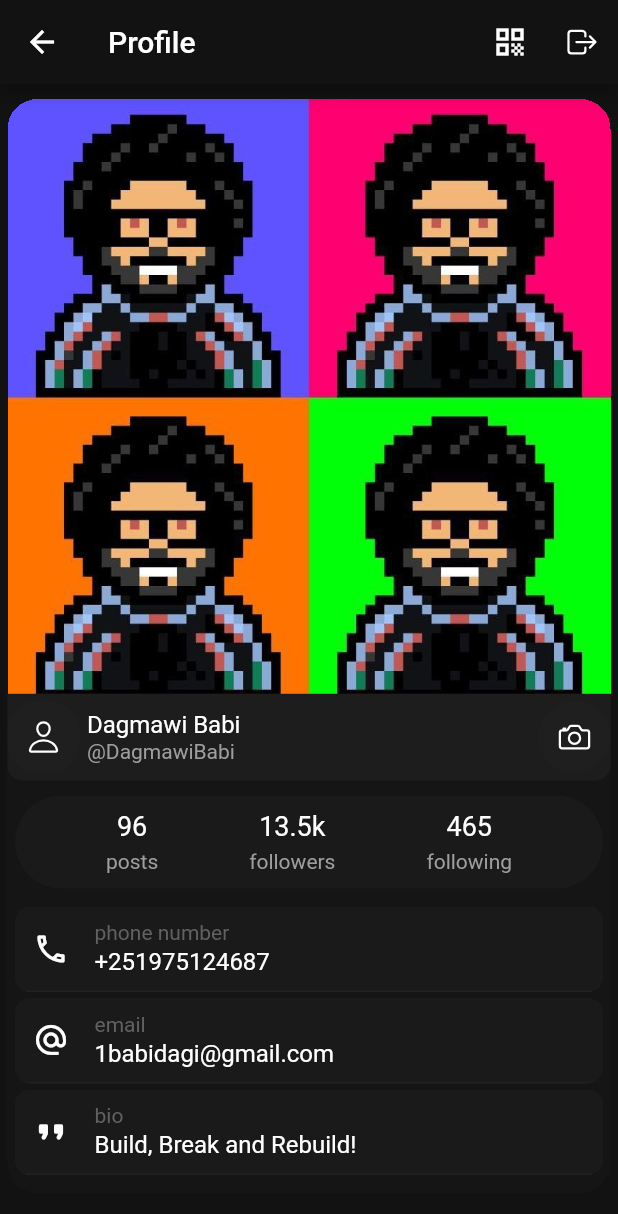
After one commit to dagmawibabi/MyAllIn1, a Flutter app: the ProfilePage screen opened by its route, on a phone screen of 412 x 824 dp. The commit adds this screen. Shown: the top 1214 px of the screen. Run offline on Flutter 3.47's test engine with Material 2 defaults, Android fonts, the light colour scheme and no system bars; our stand-ins replace ionicons.

Commit message:
profile page

```diff
--- a/lib/main.dart
+++ b/lib/main.dart
@@ -4,6 +4,7 @@ import 'package:flutter/material.dart';
 import 'package:flutter/services.dart';
 import 'package:myallin1/pages/homepage/homepage.dart';
 import 'package:myallin1/pages/notificationpage/notificationpage.dart';
+import 'package:myallin1/pages/profilepage/profilepage.dart';
 import 'package:myallin1/pages/signuppage/loginpage.dart';
 import 'package:myallin1/pages/signuppage/loginsignup.dart';
 import 'package:myallin1/pages/signuppage/signuppage.dart';
@@ -38,6 +39,7 @@ class _MyAppState extends State<MyApp> {
         "home": (context) => HomePage(),
         "loginSignup": (context) => LoginSignup(),
         "notification": (context) => NotificationPage(),
+        "profile": (context) => ProfilePage(),
       },
       themeMode: ThemeMode.dark,
       darkTheme: ThemeData(
--- a/lib/pages/homepage/homepage.dart
+++ b/lib/pages/homepage/homepage.dart
@@ -39,7 +39,21 @@ class _HomePageState extends State<HomePage>
         automaticallyImplyLeading: false,
         title: Row(
           children: [
-            SmallPFP(size: 35.0),
+            GestureDetector(
+              onTap: () {
+                Navigator.pushNamed(context, "profile");
+              },
+              child: Container(
+                padding: EdgeInsets.all(1.0),
+                decoration: BoxDecoration(
+                  color: Colors.red,
+                  borderRadius: BorderRadius.all(
+                    Radius.circular(100.0),
+                  ),
+                ),
+                child: SmallPFP(size: 35.0),
+              ),
+            ),
             SizedBox(width: 10.0),
             Text("Philomena"),
           ],
--- /dev/null
+++ b/lib/pages/profilepage/profiledetails.dart
@@ -0,0 +1,83 @@
+// ignore_for_file: prefer_const_constructors
+
+import 'package:flutter/material.dart';
+
+class ProfileDetails extends StatefulWidget {
+  const ProfileDetails({
+    super.key,
+    this.icon,
+    this.label,
+    this.content,
+  });
+
+  final dynamic icon;
+  final dynamic label;
+  final dynamic content;
+
+  @override
+  State<ProfileDetails> createState() => _ProfileDetailsState();
+}
+
+class _ProfileDetailsState extends State<ProfileDetails> {
+  @override
+  Widget build(BuildContext context) {
+    return Container(
+      margin: EdgeInsets.symmetric(vertical: 2.0, horizontal: 5.0),
+      clipBehavior: Clip.hardEdge,
+      decoration: BoxDecoration(
+        borderRadius: BorderRadius.all(
+          Radius.circular(10.0),
+        ),
+      ),
+      child: Container(
+        decoration: BoxDecoration(
+          color: Colors.grey[900]!.withOpacity(0.4),
+          border: Border(
+            bottom: BorderSide(
+              color: Colors.grey[900]!,
+            ),
+          ),
+        ),
+        child: Row(
+          children: [
+            Container(
+              margin: EdgeInsets.symmetric(vertical: 4.0),
+              decoration: BoxDecoration(
+                borderRadius: BorderRadius.all(
+                  Radius.circular(100.0),
+                ),
+              ),
+              child: IconButton(
+                onPressed: () {},
+                icon: Icon(
+                  widget.icon,
+                ),
+              ),
+            ),
+            SizedBox(width: 5.0),
+            Column(
+              crossAxisAlignment: CrossAxisAlignment.start,
+              children: [
+                Text(
+                  widget.label,
+                  style: TextStyle(
+                    color: Colors.grey[700],
+                    fontSize: 14.0,
+                  ),
+                ),
+                SizedBox(height: 2.0),
+                Text(
+                  widget.content,
+                  style: TextStyle(
+                    color: Colors.white,
+                    fontSize: 16.0,
+                  ),
+                ),
+              ],
+            ),
+          ],
+        ),
+      ),
+    );
+  }
+}
--- /dev/null
+++ b/lib/pages/profilepage/profilepage.dart
@@ -0,0 +1,235 @@
+// ignore_for_file: prefer_const_constructors, prefer_const_literals_to_create_immutables
+
+import 'package:flutter/material.dart';
+import 'package:ionicons/ionicons.dart';
+import 'package:myallin1/pages/profilepage/profiledetails.dart';
+
+class ProfilePage extends StatefulWidget {
+  const ProfilePage({super.key});
+
+  @override
+  State<ProfilePage> createState() => _ProfilePageState();
+}
+
+class _ProfilePageState extends State<ProfilePage> {
+  @override
+  Widget build(BuildContext context) {
+    return Scaffold(
+      appBar: AppBar(
+        title: Text(
+          "Profile",
+        ),
+        actions: [
+          IconButton(
+            onPressed: () {},
+            icon: Icon(
+              Icons.qr_code,
+            ),
+          ),
+          IconButton(
+            onPressed: () {
+              Navigator.popAndPushNamed(context, "loginSignup");
+            },
+            icon: Icon(
+              Ionicons.log_out_outline,
+            ),
+          ),
+        ],
+      ),
+      body: Container(
+        // height: 300.0,
+        // width: 300.0,
+        // alignment: Alignment.center,
+        // width: MediaQuery.of(context).size.width * 0.8,
+        margin: EdgeInsets.symmetric(horizontal: 5.0, vertical: 10.0),
+        child: Column(
+          children: [
+            Container(
+              clipBehavior: Clip.hardEdge,
+              decoration: BoxDecoration(
+                borderRadius: BorderRadius.only(
+                  topLeft: Radius.circular(20.0),
+                  topRight: Radius.circular(20.0),
+                ),
+              ),
+              child: Image.asset(
+                "assets/images/me.jpg",
+              ),
+            ),
+            Container(
+              padding: EdgeInsets.only(bottom: 10.0),
+              decoration: BoxDecoration(
+                color: Colors.grey[900]!.withOpacity(0.2),
+                borderRadius: BorderRadius.only(
+                  bottomLeft: Radius.circular(20.0),
+                  bottomRight: Radius.circular(20.0),
+                ),
+              ),
+              child: Column(
+                crossAxisAlignment: CrossAxisAlignment.start,
+                children: [
+                  Container(
+                    padding: EdgeInsets.symmetric(vertical: 5.0),
+                    decoration: BoxDecoration(
+                      color: Colors.grey[850]!.withOpacity(0.3),
+                      borderRadius: BorderRadius.only(
+                        bottomLeft: Radius.circular(10.0),
+                        bottomRight: Radius.circular(10.0),
+                      ),
+                    ),
+                    child: Row(
+                      mainAxisAlignment: MainAxisAlignment.spaceBetween,
+                      children: [
+                        Row(
+                          children: [
+                            Container(
+                              decoration: BoxDecoration(
+                                color: Colors.grey[900]!.withOpacity(0.4),
+                                borderRadius: BorderRadius.all(
+                                  Radius.circular(20.0),
+                                ),
+                              ),
+                              child: IconButton(
+                                onPressed: () {},
+                                icon: Icon(
+                                  Ionicons.person_outline,
+                                ),
+                              ),
+                            ),
+                            SizedBox(width: 5.0),
+                            Column(
+                              crossAxisAlignment: CrossAxisAlignment.start,
+                              children: [
+                                Text(
+                                  "Dagmawi Babi",
+                                  style: TextStyle(
+                                    color: Colors.white,
+                                    fontSize: 16.0,
+                                  ),
+                                ),
+                                Text(
+                                  "@DagmawiBabi",
+                                  style: TextStyle(
+                                    color: Colors.grey,
+                                    fontSize: 14.0,
+                                  ),
+                                ),
+                              ],
+                            ),
+                          ],
+                        ),
+                        Container(
+                          decoration: BoxDecoration(
+                            color: Colors.grey[900]!.withOpacity(0.4),
+                            borderRadius: BorderRadius.all(
+                              Radius.circular(100.0),
+                            ),
+                          ),
+                          child: IconButton(
+                            onPressed: () {},
+                            icon: Icon(
+                              Ionicons.camera_outline,
+                            ),
+                          ),
+                        ),
+                      ],
+                    ),
+                  ),
+                  SizedBox(height: 10.0),
+                  Container(
+                    margin: EdgeInsets.symmetric(horizontal: 5.0),
+                    padding: EdgeInsets.symmetric(vertical: 10.0),
+                    decoration: BoxDecoration(
+                      color: Colors.grey[900]!.withOpacity(0.4),
+                      borderRadius: BorderRadius.all(
+                        Radius.circular(100.0),
+                      ),
+                    ),
+                    child: Row(
+                      mainAxisAlignment: MainAxisAlignment.spaceEvenly,
+                      children: [
+                        Column(
+                          children: [
+                            Text(
+                              "96",
+                              style: TextStyle(
+                                fontSize: 18.0,
+                                color: Colors.white,
+                              ),
+                            ),
+                            SizedBox(height: 5.0),
+                            Text(
+                              "posts",
+                              style: TextStyle(
+                                fontSize: 14.0,
+                                color: Colors.grey,
+                              ),
+                            ),
+                          ],
+                        ),
+                        Column(
+                          children: [
+                            Text(
+                              "13.5k",
+                              style: TextStyle(
+                                fontSize: 18.0,
+                                color: Colors.white,
+                              ),
+                            ),
+                            SizedBox(height: 5.0),
+                            Text(
+                              "followers",
+                              style: TextStyle(
+                                fontSize: 14.0,
+                                color: Colors.grey,
+                              ),
+                            ),
+                          ],
+                        ),
+                        Column(
+                          children: [
+                            Text(
+                              "465",
+                              style: TextStyle(
+                                fontSize: 18.0,
+                                color: Colors.white,
+                              ),
+                            ),
+                            SizedBox(height: 5.0),
+                            Text(
+                              "following",
+                              style: TextStyle(
+                                fontSize: 14.0,
+                                color: Colors.grey,
+                              ),
+                            ),
+                          ],
+                        ),
+                      ],
+                    ),
+                  ),
+                  SizedBox(height: 10.0),
+                  ProfileDetails(
+                    icon: Icons.phone_outlined,
+                    label: "phone number",
+                    content: "+251975124687",
+                  ),
+                  ProfileDetails(
+                    icon: Icons.alternate_email_outlined,
+                    label: "email",
+                    content: "1babidagi@gmail.com",
+                  ),
+                  ProfileDetails(
+                    icon: Icons.format_quote_rounded,
+                    label: "bio",
+                    content: "Build, Break and Rebuild!",
+                  ),
+                ],
+              ),
+            ),
+          ],
+        ),
+      ),
+    );
+  }
+}
```
